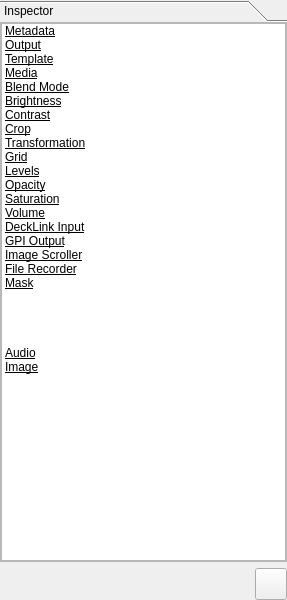
Qt form Widgets/Inspector/InspectorWidget.ui (CasparCG/client) before a commit.
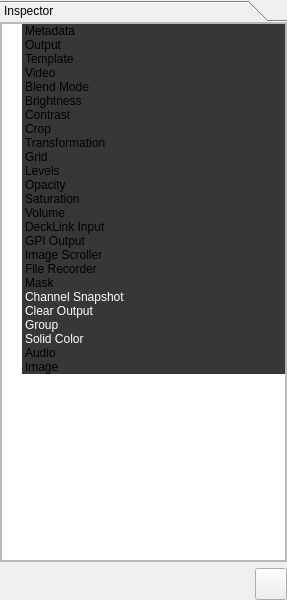
The same form after that commit.

What changed in the file:
```diff
--- a/Widgets/Inspector/InspectorWidget.ui
+++ b/Widgets/Inspector/InspectorWidget.ui
@@ -37,7 +37,7 @@
         <x>0</x>
         <y>0</y>
         <width>287</width>
-        <height>536</height>
+        <height>539</height>
        </rect>
       </property>
       <property name="sizePolicy">
@@ -73,7 +73,7 @@
             <x>0</x>
             <y>0</y>
             <width>285</width>
-            <height>534</height>
+            <height>537</height>
            </rect>
           </property>
           <layout class="QVBoxLayout" name="verticalLayout_3">
@@ -94,12 +94,6 @@
              <property name="verticalScrollMode">
               <enum>QAbstractItemView::ScrollPerPixel</enum>
              </property>
-             <property name="indentation">
-              <number>0</number>
-             </property>
-             <property name="rootIsDecorated">
-              <bool>false</bool>
-             </property>
              <property name="animated">
               <bool>true</bool>
              </property>
@@ -118,13 +112,14 @@
               <property name="text">
                <string>Metadata</string>
               </property>
-              <property name="font">
-               <font>
-                <underline>true</underline>
-               </font>
-              </property>
-              <property name="textAlignment">
-               <set>AlignHCenter|AlignVCenter|AlignCenter</set>
+              <property name="background">
+               <brush brushstyle="SolidPattern">
+                <color alpha="255">
+                 <red>55</red>
+                 <green>55</green>
+                 <blue>55</blue>
+                </color>
+               </brush>
               </property>
               <property name="foreground">
                <brush brushstyle="NoBrush">
@@ -140,13 +135,14 @@
               <property name="text">
                <string>Output</string>
               </property>
-              <property name="font">
-               <font>
-                <underline>true</underline>
-               </font>
-              </property>
-              <property name="textAlignment">
-               <set>AlignHCenter|AlignVCenter|AlignCenter</set>
+              <property name="background">
+               <brush brushstyle="SolidPattern">
+                <color alpha="255">
+                 <red>55</red>
+                 <green>55</green>
+                 <blue>55</blue>
+                </color>
+               </brush>
               </property>
               <property name="foreground">
                <brush brushstyle="NoBrush">
@@ -162,13 +158,14 @@
               <property name="text">
                <string>Template</string>
               </property>
-              <property name="font">
-               <font>
-                <underline>true</underline>
-               </font>
-              </property>
-              <property name="textAlignment">
-               <set>AlignHCenter|AlignVCenter|AlignCenter</set>
+              <property name="background">
+               <brush brushstyle="SolidPattern">
+                <color alpha="255">
+                 <red>55</red>
+                 <green>55</green>
+                 <blue>55</blue>
+                </color>
+               </brush>
               </property>
               <property name="foreground">
                <brush brushstyle="NoBrush">
@@ -182,15 +179,16 @@
              </item>
              <item>
               <property name="text">
-               <string>Media</string>
+               <string>Video</string>
               </property>
-              <property name="font">
-               <font>
-                <underline>true</underline>
-               </font>
-              </property>
-              <property name="textAlignment">
-               <set>AlignHCenter|AlignVCenter|AlignCenter</set>
+              <property name="background">
+               <brush brushstyle="SolidPattern">
+                <color alpha="255">
+                 <red>55</red>
+                 <green>55</green>
+                 <blue>55</blue>
+                </color>
+               </brush>
               </property>
               <property name="foreground">
                <brush brushstyle="NoBrush">
@@ -206,13 +204,14 @@
               <property name="text">
                <string>Blend Mode</string>
               </property>
-              <property name="font">
-               <font>
-                <underline>true</underline>
-               </font>
-              </property>
-              <property name="textAlignment">
-               <set>AlignHCenter|AlignVCenter|AlignCenter</set>
+              <property name="background">
+               <brush brushstyle="SolidPattern">
+                <color alpha="255">
+                 <red>55</red>
+                 <green>55</green>
+                 <blue>55</blue>
+                </color>
+               </brush>
               </property>
               <property name="foreground">
                <brush brushstyle="NoBrush">
@@ -228,13 +227,14 @@
               <property name="text">
                <string>Brightness</string>
               </property>
-              <property name="font">
-               <font>
-                <underline>true</underline>
-               </font>
-              </property>
-              <property name="textAlignment">
-               <set>AlignHCenter|AlignVCenter|AlignCenter</set>
+              <property name="background">
+               <brush brushstyle="SolidPattern">
+                <color alpha="255">
+                 <red>55</red>
+                 <green>55</green>
+                 <blue>55</blue>
+                </color>
+               </brush>
               </property>
               <property name="foreground">
                <brush brushstyle="NoBrush">
@@ -250,13 +250,14 @@
               <property name="text">
                <string>Contrast</string>
               </property>
-              <property name="font">
-               <font>
-                <underline>true</underline>
-               </font>
-              </property>
-              <property name="textAlignment">
-               <set>AlignHCenter|AlignVCenter|AlignCenter</set>
+              <property name="background">
+               <brush brushstyle="SolidPattern">
+                <color alpha="255">
+                 <red>55</red>
+                 <green>55</green>
+                 <blue>55</blue>
+                </color>
+               </brush>
               </property>
               <property name="foreground">
                <brush brushstyle="NoBrush">
@@ -272,13 +273,14 @@
               <property name="text">
                <string>Crop</string>
               </property>
-              <property name="font">
-               <font>
-                <underline>true</underline>
-               </font>
-              </property>
-              <property name="textAlignment">
-               <set>AlignHCenter|AlignVCenter|AlignCenter</set>
+              <property name="background">
+               <brush brushstyle="SolidPattern">
+                <color alpha="255">
+                 <red>55</red>
+                 <green>55</green>
+                 <blue>55</blue>
+                </color>
+               </brush>
               </property>
               <property name="foreground">
                <brush brushstyle="NoBrush">
@@ -294,13 +296,14 @@
               <property name="text">
                <string>Transformation</string>
               </property>
-              <property name="font">
-               <font>
-                <underline>true</underline>
-               </font>
-              </property>
-              <property name="textAlignment">
-               <set>AlignHCenter|AlignVCenter|AlignCenter</set>
+              <property name="background">
+               <brush brushstyle="SolidPattern">
+                <color alpha="255">
+                 <red>55</red>
+                 <green>55</green>
+                 <blue>55</blue>
+                </color>
+               </brush>
               </property>
               <property name="foreground">
                <brush brushstyle="NoBrush">
@@ -316,13 +319,14 @@
               <property name="text">
                <string>Grid</string>
               </property>
-              <property name="font">
-               <font>
-                <underline>true</underline>
-               </font>
-              </property>
-              <property name="textAlignment">
-               <set>AlignHCenter|AlignVCenter|AlignCenter</set>
+              <property name="background">
+               <brush brushstyle="SolidPattern">
+                <color alpha="255">
+                 <red>55</red>
+                 <green>55</green>
+                 <blue>55</blue>
+                </color>
+               </brush>
               </property>
               <property name="foreground">
                <brush brushstyle="NoBrush">
@@ -338,13 +342,14 @@
               <property name="text">
                <string>Levels</string>
               </property>
-              <property name="font">
-               <font>
-                <underline>true</underline>
-               </font>
-              </property>
-              <property name="textAlignment">
-               <set>AlignHCenter|AlignVCenter|AlignCenter</set>
+              <property name="background">
+               <brush brushstyle="SolidPattern">
+                <color alpha="255">
+                 <red>55</red>
+                 <green>55</green>
+                 <blue>55</blue>
+                </color>
+               </brush>
               </property>
               <property name="foreground">
                <brush brushstyle="NoBrush">
@@ -360,13 +365,14 @@
               <property name="text">
                <string>Opacity</string>
               </property>
-              <property name="font">
-               <font>
-                <underline>true</underline>
-               </font>
-              </property>
-              <property name="textAlignment">
-               <set>AlignHCenter|AlignVCenter|AlignCenter</set>
+              <property name="background">
+               <brush brushstyle="SolidPattern">
+                <color alpha="255">
+                 <red>55</red>
+                 <green>55</green>
+                 <blue>55</blue>
+                </color>
+               </brush>
               </property>
               <property name="foreground">
                <brush brushstyle="NoBrush">
@@ -382,13 +388,14 @@
               <property name="text">
                <string>Saturation</string>
               </property>
-              <property name="font">
-               <font>
-                <underline>true</underline>
-               </font>
-              </property>
-              <property name="textAlignment">
-               <set>AlignHCenter|AlignVCenter|AlignCenter</set>
+              <property name="background">
+               <brush brushstyle="SolidPattern">
+                <color alpha="255">
+                 <red>55</red>
+                 <green>55</green>
+                 <blue>55</blue>
+                </color>
+               </brush>
               </property>
               <property name="foreground">
                <brush brushstyle="NoBrush">
@@ -404,13 +411,14 @@
               <property name="text">
                <string>Volume</string>
               </property>
-              <property name="font">
-               <font>
-                <underline>true</underline>
-               </font>
-              </property>
-              <property name="textAlignment">
-               <set>AlignHCenter|AlignVCenter|AlignCenter</set>
+              <property name="background">
+               <brush brushstyle="SolidPattern">
+                <color alpha="255">
+                 <red>55</red>
+                 <green>55</green>
+                 <blue>55</blue>
+                </color>
+               </brush>
               </property>
               <property name="foreground">
                <brush brushstyle="NoBrush">
@@ -426,13 +434,14 @@
               <property name="text">
                <string>DeckLink Input</string>
               </property>
-              <property name="font">
-               <font>
-                <underline>true</underline>
-               </font>
-              </property>
-              <property name="textAlignment">
-               <set>AlignHCenter|AlignVCenter|AlignCenter</set>
+              <property name="background">
+               <brush brushstyle="SolidPattern">
+                <color alpha="255">
+                 <red>55</red>
+                 <green>55</green>
+                 <blue>55</blue>
+                </color>
+               </brush>
               </property>
               <property name="foreground">
                <brush brushstyle="NoBrush">
@@ -448,13 +457,14 @@
               <property name="text">
                <string>GPI Output</string>
               </property>
-              <property name="font">
-               <font>
-                <underline>true</underline>
-               </font>
-              </property>
-              <property name="textAlignment">
-               <set>AlignHCenter|AlignVCenter|AlignCenter</set>
+              <property name="background">
+               <brush brushstyle="SolidPattern">
+                <color alpha="255">
+                 <red>55</red>
+                 <green>55</green>
+                 <blue>55</blue>
+                </color>
+               </brush>
               </property>
               <property name="foreground">
                <brush brushstyle="NoBrush">
@@ -470,13 +480,14 @@
               <property name="text">
                <string>Image Scroller</string>
               </property>
-              <property name="font">
-               <font>
-                <underline>true</underline>
-               </font>
-              </property>
-              <property name="textAlignment">
-               <set>AlignHCenter|AlignVCenter|AlignCenter</set>
+              <property name="background">
+               <brush brushstyle="SolidPattern">
+                <color alpha="255">
+                 <red>55</red>
+                 <green>55</green>
+                 <blue>55</blue>
+                </color>
+               </brush>
               </property>
               <property name="foreground">
                <brush brushstyle="NoBrush">
@@ -492,13 +503,14 @@
               <property name="text">
                <string>File Recorder</string>
               </property>
-              <property name="font">
-               <font>
-                <underline>true</underline>
-               </font>
-              </property>
-              <property name="textAlignment">
-               <set>AlignHCenter|AlignVCenter|AlignCenter</set>
+              <property name="background">
+               <brush brushstyle="SolidPattern">
+                <color alpha="255">
+                 <red>55</red>
+                 <green>55</green>
+                 <blue>55</blue>
+                </color>
+               </brush>
               </property>
               <property name="foreground">
                <brush brushstyle="NoBrush">
@@ -514,13 +526,14 @@
               <property name="text">
                <string>Mask</string>
               </property>
-              <property name="font">
-               <font>
-                <underline>true</underline>
-               </font>
-              </property>
-              <property name="textAlignment">
-               <set>AlignHCenter|AlignVCenter|AlignCenter</set>
+              <property name="background">
+               <brush brushstyle="SolidPattern">
+                <color alpha="255">
+                 <red>55</red>
+                 <green>55</green>
+                 <blue>55</blue>
+                </color>
+               </brush>
               </property>
               <property name="foreground">
                <brush brushstyle="NoBrush">
@@ -536,13 +549,14 @@
               <property name="text">
                <string>Channel Snapshot</string>
               </property>
-              <property name="font">
-               <font>
-                <underline>true</underline>
-               </font>
-              </property>
-              <property name="textAlignment">
-               <set>AlignHCenter|AlignVCenter|AlignCenter</set>
+              <property name="background">
+               <brush brushstyle="SolidPattern">
+                <color alpha="255">
+                 <red>55</red>
+                 <green>55</green>
+                 <blue>55</blue>
+                </color>
+               </brush>
               </property>
               <property name="foreground">
                <brush brushstyle="SolidPattern">
@@ -558,13 +572,14 @@
               <property name="text">
                <string>Clear Output</string>
               </property>
-              <property name="font">
-               <font>
-                <underline>true</underline>
-               </font>
-              </property>
-              <property name="textAlignment">
-               <set>AlignHCenter|AlignVCenter|AlignCenter</set>
+              <property name="background">
+               <brush brushstyle="SolidPattern">
+                <color alpha="255">
+                 <red>55</red>
+                 <green>55</green>
+                 <blue>55</blue>
+                </color>
+               </brush>
               </property>
               <property name="foreground">
                <brush brushstyle="SolidPattern">
@@ -580,13 +595,14 @@
               <property name="text">
                <string>Group</string>
               </property>
-              <property name="font">
-               <font>
-                <underline>true</underline>
-               </font>
-              </property>
-              <property name="textAlignment">
-               <set>AlignHCenter|AlignVCenter|AlignCenter</set>
+              <property name="background">
+               <brush brushstyle="SolidPattern">
+                <color alpha="255">
+                 <red>55</red>
+                 <green>55</green>
+                 <blue>55</blue>
+                </color>
+               </brush>
               </property>
               <property name="foreground">
                <brush brushstyle="SolidPattern">
@@ -602,13 +618,14 @@
               <property name="text">
                <string>Solid Color</string>
               </property>
-              <property name="font">
-               <font>
-                <underline>true</underline>
-               </font>
-              </property>
-              <property name="textAlignment">
-               <set>AlignHCenter|AlignVCenter|AlignCenter</set>
+              <property name="background">
+               <brush brushstyle="SolidPattern">
+                <color alpha="255">
+                 <red>55</red>
+                 <green>55</green>
+                 <blue>55</blue>
+                </color>
+               </brush>
               </property>
               <property name="foreground">
                <brush brushstyle="SolidPattern">
@@ -624,13 +641,14 @@
               <property name="text">
                <string>Audio</string>
               </property>
-              <property name="font">
-               <font>
-                <underline>true</underline>
-               </font>
-              </property>
-              <property name="textAlignment">
-               <set>AlignHCenter|AlignVCenter|AlignCenter</set>
+              <property name="background">
+               <brush brushstyle="SolidPattern">
+                <color alpha="255">
+                 <red>55</red>
+                 <green>55</green>
+                 <blue>55</blue>
+                </color>
+               </brush>
               </property>
               <property name="foreground">
                <brush brushstyle="NoBrush">
@@ -646,13 +664,14 @@
               <property name="text">
                <string>Image</string>
               </property>
-              <property name="font">
-               <font>
-                <underline>true</underline>
-               </font>
-              </property>
-              <property name="textAlignment">
-               <set>AlignHCenter|AlignVCenter|AlignCenter</set>
+              <property name="background">
+               <brush brushstyle="SolidPattern">
+                <color alpha="255">
+                 <red>55</red>
+                 <green>55</green>
+                 <blue>55</blue>
+                </color>
+               </brush>
               </property>
               <property name="foreground">
                <brush brushstyle="NoBrush">
```
